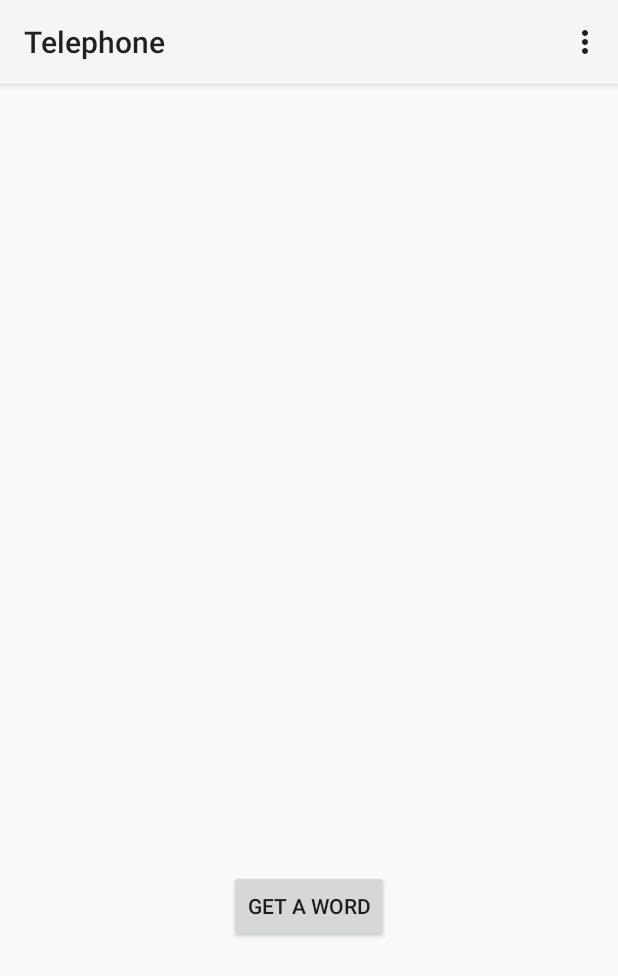
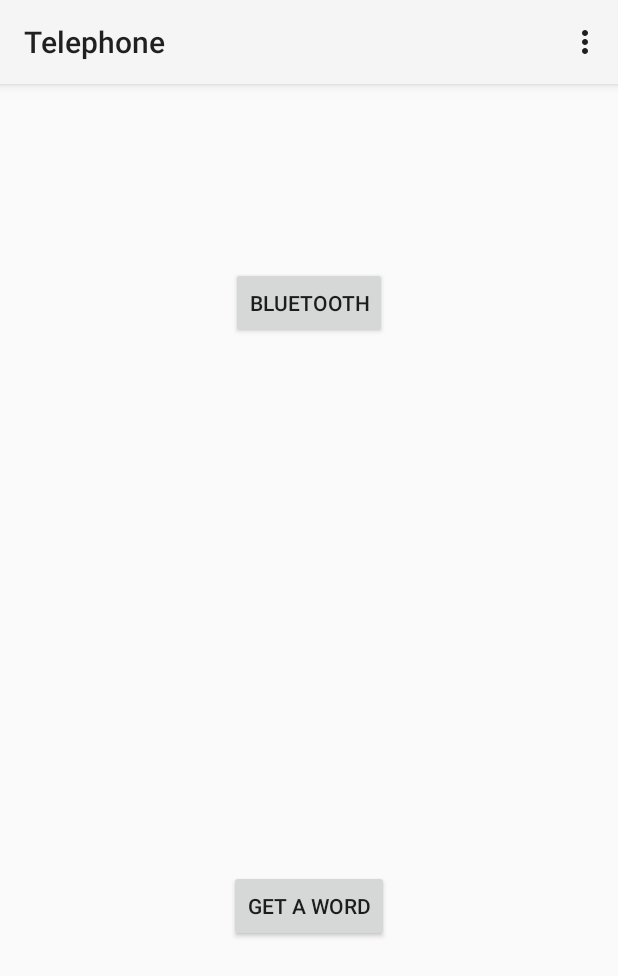
Before and after one commit to es2fq/Telestrations, an Android app: the screen it shows after launch (MyActivity), on a phone screen of 412 x 824 dp. Shown: the top 976 px of the screen. Run offline under Robolectric (Android 15) with nearby library versions, the phone set to English and light mode, and no system bars.

Commit message:
started bluetooth

```diff
--- a/Telephone/app/build.gradle
+++ b/Telephone/app/build.gradle
@@ -13,7 +13,7 @@ android {
     }
     buildTypes {
         release {
-            runProguard false
+            minifyEnabled false
             proguardFiles getDefaultProguardFile('proguard-android.txt'), 'proguard-rules.pro'
         }
     }
--- a/Telephone/app/src/main/AndroidManifest.xml
+++ b/Telephone/app/src/main/AndroidManifest.xml
@@ -34,6 +34,10 @@
             android:name=".Name"
             android:label="@string/title_activity_name" >
         </activity>
+        <activity
+            android:name=".Bluetooth"
+            android:label="@string/title_activity_bluetooth" >
+        </activity>
     </application>
 
 </manifest>
--- a/Telephone/app/src/main/java/song/telephone/MyActivity.java
+++ b/Telephone/app/src/main/java/song/telephone/MyActivity.java
@@ -11,7 +11,7 @@ import android.widget.Button;
 
 public class MyActivity extends Activity {
 
-    Button button;
+    Button button , button2;
 
     @Override
     protected void onCreate(Bundle savedInstanceState) {
@@ -19,11 +19,19 @@ public class MyActivity extends Activity {
         setContentView(R.layout.activity_my);
 
         button = (Button)findViewById(R.id.button);
+        button2 = (Button)findViewById(R.id.button2);
 
         button.setOnClickListener( new View.OnClickListener() {
             @Override
             public void onClick(View view) {
                 startActivity(new Intent(getApplicationContext(), Roulette.class));
+            }
+        });
+
+        button2.setOnClickListener( new View.OnClickListener() {
+            @Override
+            public void onClick(View v) {
+                startActivity(new Intent(getApplicationContext(), Bluetooth.class));
             }
         });
     }
--- a/Telephone/app/src/main/res/layout/activity_my.xml
+++ b/Telephone/app/src/main/res/layout/activity_my.xml
@@ -16,4 +16,13 @@
         android:layout_alignParentBottom="true"
         android:layout_centerHorizontal="true"
         android:layout_marginBottom="180dp" />
+
+    <Button
+        android:layout_width="wrap_content"
+        android:layout_height="wrap_content"
+        android:text="Bluetooth"
+        android:id="@+id/button2"
+        android:layout_alignParentTop="true"
+        android:layout_centerHorizontal="true"
+        android:layout_marginTop="106dp" />
 </RelativeLayout>
--- /dev/null
+++ b/Telephone/app/src/main/res/menu/menu_bluetooth.xml
@@ -0,0 +1,5 @@
+<menu xmlns:android="http://schemas.android.com/apk/res/android"
+    xmlns:tools="http://schemas.android.com/tools" tools:context="song.telephone.Bluetooth">
+    <item android:id="@+id/action_settings" android:title="@string/action_settings"
+        android:orderInCategory="100" android:showAsAction="never" />
+</menu>
--- a/Telephone/app/src/main/res/values/strings.xml
+++ b/Telephone/app/src/main/res/values/strings.xml
@@ -16,5 +16,6 @@
     <string name="title_activity_draw">Draw</string>
     <string name="title_activity_roulette">Roulette</string>
     <string name="title_activity_name">Name</string>
+    <string name="title_activity_bluetooth">Bluetooth</string>
 
 </resources>
--- a/Telephone/build.gradle
+++ b/Telephone/build.gradle
@@ -5,7 +5,7 @@ buildscript {
         jcenter()
     }
     dependencies {
-        classpath 'com.android.tools.build:gradle:0.12.2'
+        classpath 'com.android.tools.build:gradle:1.0.0'
 
         // NOTE: Do not place your application dependencies here; they belong
         // in the individual module build.gradle files
```
Also changed, not shown: Telephone/app/src/main/java/song/telephone/Bluetooth.java (added, +74 -0 lines), Telephone/app/src/main/java/song/telephone/Draw.java (+0 -11 lines), Telephone/app/src/main/res/layout/activity_bluetooth.xml (added, +41 -0 lines), Telephone/gradle/wrapper/gradle-wrapper.properties, 2 other files.
